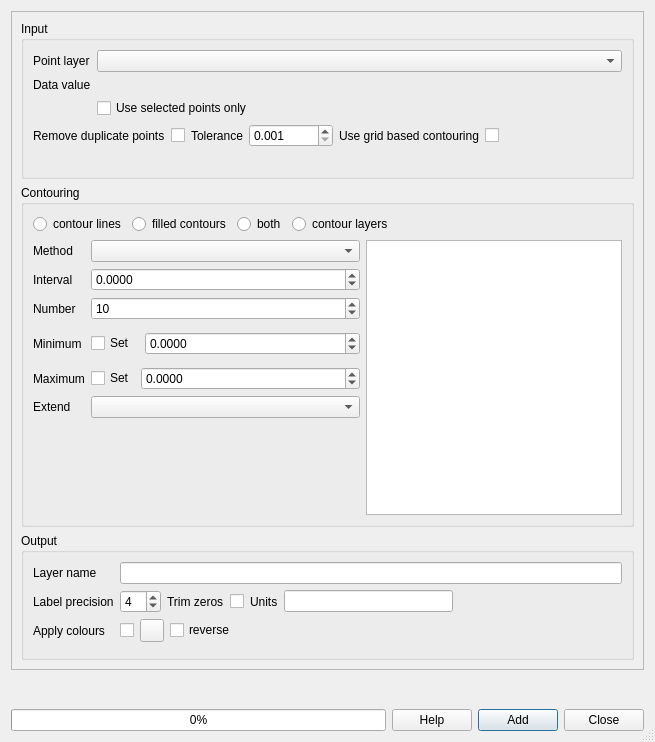
Qt form classify/ClassifyDialogUi.ui (daleroberts/QGIS-Classifier-Plugin) before a commit.
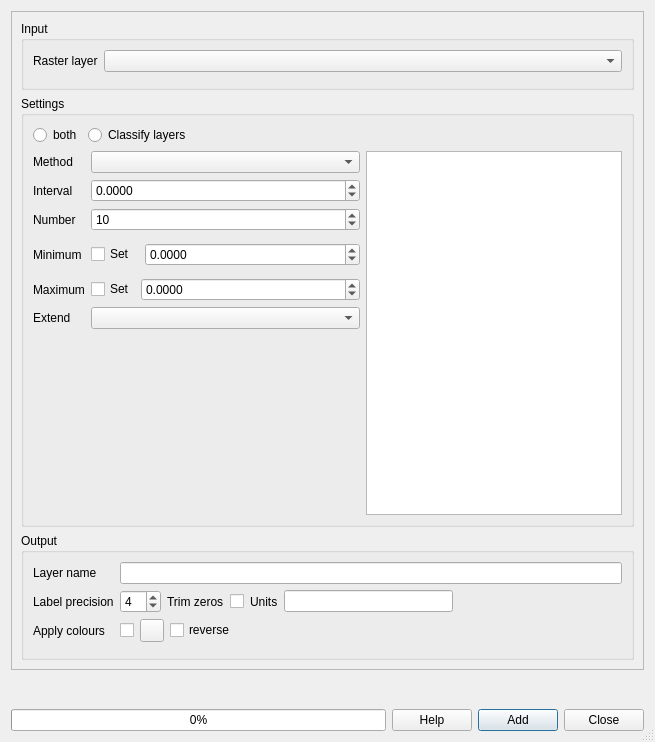
The same form after that commit. Custom widgets are drawn as their Qt base class.

```diff
--- a/classify/ClassifyDialogUi.ui
+++ b/classify/ClassifyDialogUi.ui
@@ -33,8 +33,8 @@
        <rect>
         <x>0</x>
         <y>0</y>
-        <width>641</width>
-        <height>654</height>
+        <width>629</width>
+        <height>637</height>
        </rect>
       </property>
       <layout class="QVBoxLayout" name="verticalLayout_2" stretch="0,1,0">
@@ -43,7 +43,7 @@
          <property name="title">
           <string>Input</string>
          </property>
-         <layout class="QGridLayout" name="gridLayout" rowstretch="0,0,0,0,0">
+         <layout class="QGridLayout" name="gridLayout" rowstretch="0,0">
           <item row="1" column="0">
            <layout class="QFormLayout" name="formLayout_2">
             <property name="fieldGrowthPolicy">
@@ -55,7 +55,7 @@
             <item row="1" column="0">
              <widget class="QLabel" name="label_3">
               <property name="text">
-               <string>Point layer</string>
+               <string>Raster layer</string>
               </property>
               <property name="buddy">
                <cstring>uSourceLayer</cstring>
@@ -65,143 +65,22 @@
             <item row="1" column="1">
              <widget class="QgsMapLayerComboBox" name="uSourceLayer"/>
             </item>
-            <item row="3" column="0">
-             <widget class="QLabel" name="label_4">
-              <property name="text">
-               <string>Data value</string>
-              </property>
-              <property name="buddy">
-               <cstring>uDataField</cstring>
-              </property>
-             </widget>
-            </item>
             <item row="3" column="1">
              <widget class="QgsFieldExpressionWidget" name="uDataField"/>
             </item>
-            <item row="4" column="1">
-             <widget class="QCheckBox" name="uSelectedOnly">
-              <property name="text">
-               <string>Use selected points only</string>
-              </property>
-             </widget>
-            </item>
            </layout>
           </item>
-          <item row="3" column="0">
-           <layout class="QHBoxLayout" name="horizontalLayout">
-            <item>
-             <widget class="QLabel" name="label_2">
-              <property name="text">
-               <string>Remove duplicate points</string>
-              </property>
-              <property name="buddy">
-               <cstring>uRemoveDuplicates</cstring>
-              </property>
-             </widget>
-            </item>
-            <item>
-             <widget class="QCheckBox" name="uRemoveDuplicates">
-              <property name="text">
-               <string/>
-              </property>
-             </widget>
-            </item>
-            <item>
-             <widget class="QLabel" name="label_11">
-              <property name="text">
-               <string>Tolerance</string>
-              </property>
-              <property name="buddy">
-               <cstring>uDuplicateTolerance</cstring>
-              </property>
-             </widget>
-            </item>
-            <item>
-             <widget class="QDoubleSpinBox" name="uDuplicateTolerance">
-              <property name="decimals">
-               <number>3</number>
-              </property>
-              <property name="minimum">
-               <double>0.001000000000000</double>
-              </property>
-              <property name="maximum">
-               <double>99999.998999999996158</double>
-              </property>
-              <property name="singleStep">
-               <double>0.001000000000000</double>
-              </property>
-              <property name="value">
-               <double>0.001000000000000</double>
-              </property>
-             </widget>
-            </item>
-            <item>
-             <widget class="QLabel" name="uUseGridLabel">
-              <property name="enabled">
-               <bool>true</bool>
-              </property>
-              <property name="text">
-               <string>Use grid based contouring</string>
-              </property>
-              <property name="buddy">
-               <cstring>uUseGrid</cstring>
-              </property>
-             </widget>
-            </item>
-            <item>
-             <widget class="QCheckBox" name="uUseGrid">
-              <property name="text">
-               <string/>
-              </property>
-             </widget>
-            </item>
-            <item>
-             <spacer name="horizontalSpacer">
-              <property name="orientation">
-               <enum>Qt::Horizontal</enum>
-              </property>
-              <property name="sizeHint" stdset="0">
-               <size>
-                <width>40</width>
-                <height>20</height>
-               </size>
-              </property>
-             </spacer>
-            </item>
-           </layout>
-          </item>
-          <item row="4" column="0">
-           <widget class="QLabel" name="uLayerDescription">
-            <property name="text">
-             <string/>
-            </property>
-           </widget>
-          </item>
          </layout>
         </widget>
        </item>
        <item>
         <widget class="QGroupBox" name="groupBox">
          <property name="title">
-          <string>Contouring</string>
+          <string>Settings</string>
          </property>
          <layout class="QGridLayout" name="gridLayout_2" rowstretch="0,0,0,0,0,0,0,0,0,0,0" columnstretch="0,0,0">
           <item row="0" column="0" colspan="3">
            <layout class="QHBoxLayout" name="horizontalLayout_7">
-            <item>
-             <widget class="QRadioButton" name="uLinesContours">
-              <property name="text">
-               <string>contour lines</string>
-              </property>
-             </widget>
-            </item>
-            <item>
-             <widget class="QRadioButton" name="uFilledContours">
-              <property name="text">
-               <string>filled contours</string>
-              </property>
-             </widget>
-            </item>
             <item>
              <widget class="QRadioButton" name="uBoth">
               <property name="text">
@@ -212,7 +91,7 @@
             <item>
              <widget class="QRadioButton" name="uLayerContours">
               <property name="text">
-               <string>contour layers</string>
+               <string>Classify layers</string>
               </property>
              </widget>
             </item>
```
Left out of the diff: 37 changed lines with no effect on the pictures.
